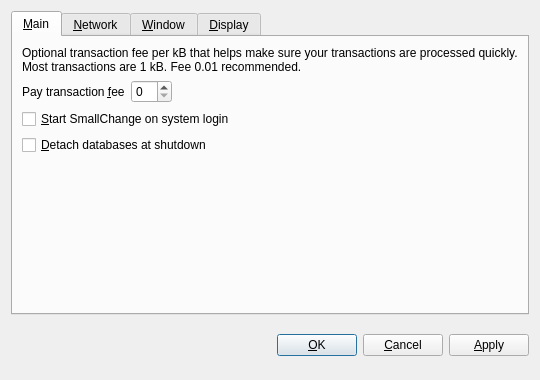
Qt form src/qt/forms/optionsdialog.ui (nazigold/nazigold) before a commit.
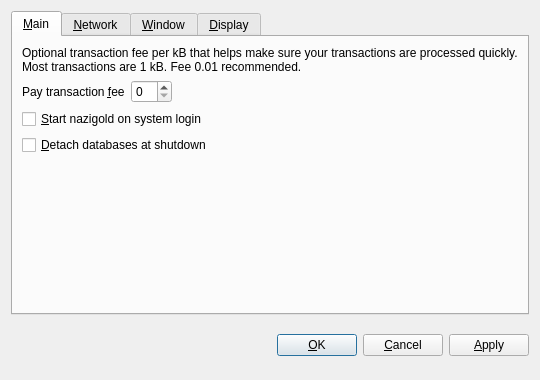
The same form after that commit. The open tabs and pages were chosen to show the change. Custom widgets are drawn as their Qt base class.

What changed in the file:
```diff
--- a/src/qt/forms/optionsdialog.ui
+++ b/src/qt/forms/optionsdialog.ui
@@ -82,7 +82,7 @@
           <string>Automatically start SmallChange after logging in to the system.</string>
          </property>
          <property name="text">
-          <string>&amp;Start SmallChange on system login</string>
+          <string>&amp;Start nazigold on system login</string>
          </property>
         </widget>
        </item>
```
Left out of the diff: 10 changed lines with no effect on the pictures.
